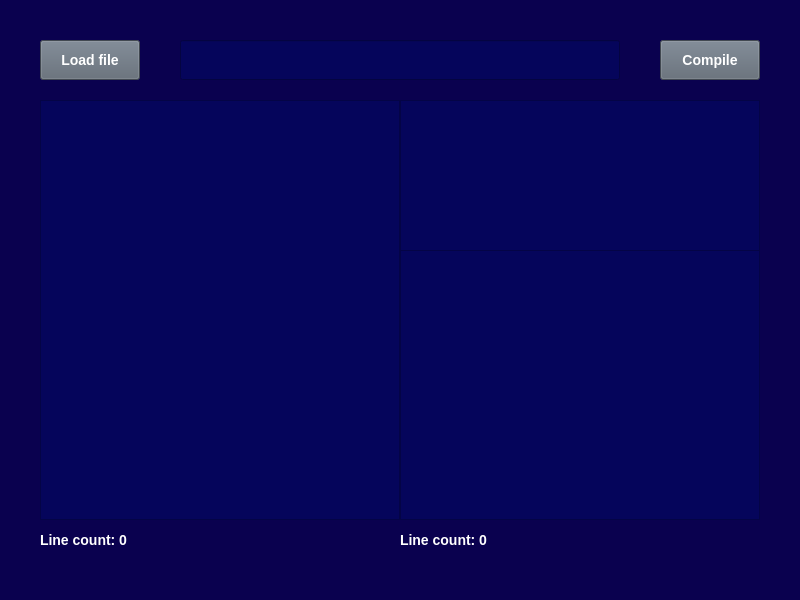
Old version of the form GUI/shell.ui in the repository creeperDoesRedstone/XSharp.
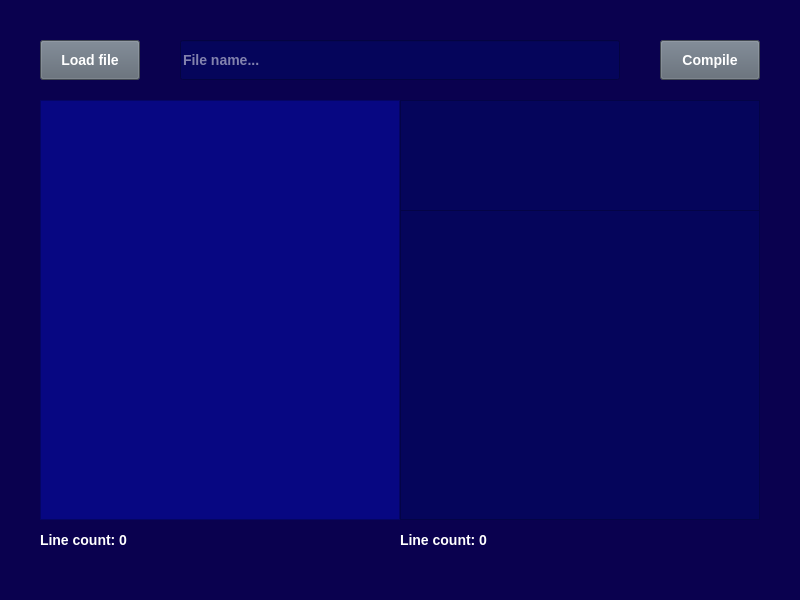
New version of the form.

The edit to the form file:
```diff
--- a/GUI/shell.ui
+++ b/GUI/shell.ui
@@ -90,6 +90,9 @@
     <property name="styleSheet">
      <string notr="true">background-color: rgb(5, 5, 91);</string>
     </property>
+    <property name="placeholderText">
+     <string>File name...</string>
+    </property>
    </widget>
    <widget class="QTextEdit" name="xsharp_text">
     <property name="geometry">
@@ -101,7 +104,7 @@
      </rect>
     </property>
     <property name="styleSheet">
-     <string notr="true">background-color: rgb(5, 5, 91);
+     <string notr="true">background-color: rgb(7, 7, 130);
 color: white;
 padding: 6px;
 font-family: &quot;JetBrains Mono&quot;, &quot;Consolas&quot;;</string>
@@ -114,9 +117,9 @@
     <property name="geometry">
      <rect>
       <x>400</x>
-      <y>249</y>
+      <y>210</y>
       <width>360</width>
-      <height>271</height>
+      <height>310</height>
      </rect>
     </property>
     <property name="styleSheet">
@@ -164,7 +167,7 @@
       <x>400</x>
       <y>100</y>
       <width>360</width>
-      <height>151</height>
+      <height>111</height>
      </rect>
     </property>
     <property name="styleSheet">
```
Left out of the diff: 8 changed lines with no effect on the pictures.
